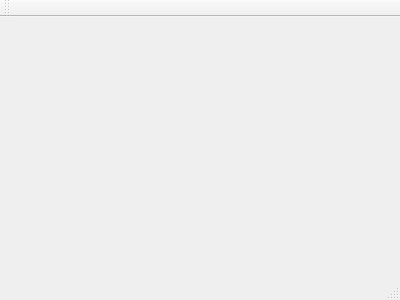
Before: the Qt Designer form mainwindow.ui in dnpalex/best_ora_ide, drawn with Qt 5.
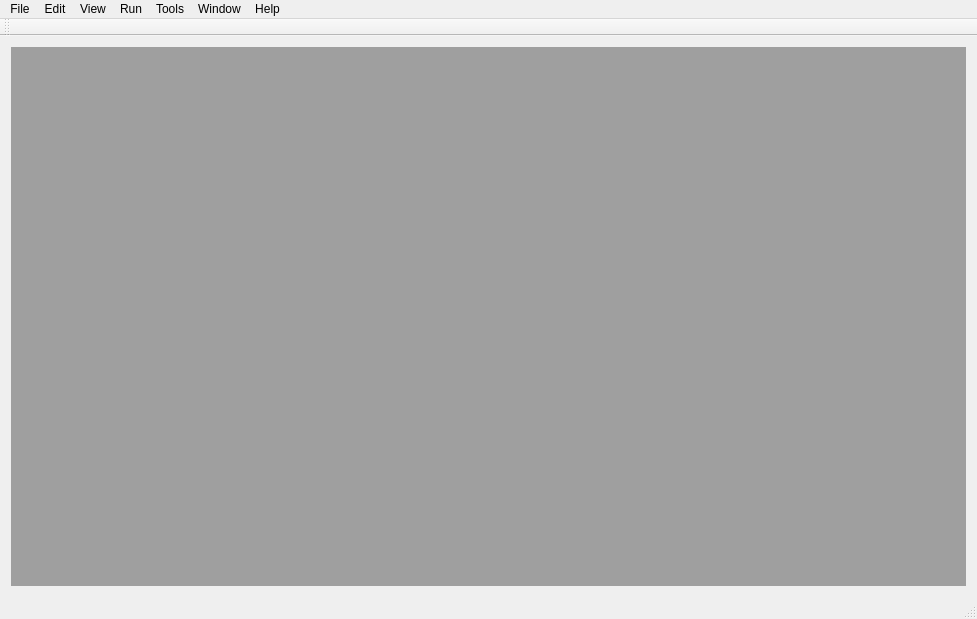
After: the same form once the commit is applied.

Patch:
```diff
--- a/mainwindow.ui
+++ b/mainwindow.ui
@@ -1,24 +1,97 @@
 <ui version="4.0">
  <class>MainWindow</class>
- <widget class="QMainWindow" name="MainWindow" >
-  <property name="geometry" >
+ <widget class="QMainWindow" name="MainWindow">
+  <property name="geometry">
    <rect>
     <x>0</x>
     <y>0</y>
-    <width>400</width>
-    <height>300</height>
+    <width>977</width>
+    <height>619</height>
    </rect>
   </property>
   <property name="windowTitle" >
    <string>MainWindow</string>
   </property>
-  <widget class="QMenuBar" name="menuBar" />
-  <widget class="QToolBar" name="mainToolBar" />
-  <widget class="QWidget" name="centralWidget" />
-  <widget class="QStatusBar" name="statusBar" />
+  <widget class="QWidget" name="centralWidget">
+   <layout class="QHBoxLayout" name="horizontalLayout_2">
+    <item>
+     <layout class="QHBoxLayout" name="horizontalLayout">
+      <item>
+       <widget class="QMdiArea" name="mdiArea"/>
+      </item>
+     </layout>
+    </item>
+   </layout>
+  </widget>
+  <widget class="QMenuBar" name="menuBar">
+   <property name="geometry">
+    <rect>
+     <x>0</x>
+     <y>0</y>
+     <width>977</width>
+     <height>21</height>
+    </rect>
+   </property>
+   <widget class="QMenu" name="menufile">
+    <property name="title">
+     <string>File</string>
+    </property>
+   </widget>
+   <widget class="QMenu" name="menuEdit">
+    <property name="title">
+     <string>Edit</string>
+    </property>
+   </widget>
+   <widget class="QMenu" name="menuView">
+    <property name="title">
+     <string>View</string>
+    </property>
+    <addaction name="actionConnection_list"/>
+   </widget>
+   <widget class="QMenu" name="menuRun">
+    <property name="title">
+     <string>Run</string>
+    </property>
+   </widget>
+   <widget class="QMenu" name="menuTools">
+    <property name="title">
+     <string>Tools</string>
+    </property>
+   </widget>
+   <widget class="QMenu" name="menuWindow">
+    <property name="title">
+     <string>Window</string>
+    </property>
+   </widget>
+   <widget class="QMenu" name="menuHelp">
+    <property name="title">
+     <string>Help</string>
+    </property>
+   </widget>
+   <addaction name="menufile"/>
+   <addaction name="menuEdit"/>
+   <addaction name="menuView"/>
+   <addaction name="menuRun"/>
+   <addaction name="menuTools"/>
+   <addaction name="menuWindow"/>
+   <addaction name="menuHelp"/>
+  </widget>
+  <widget class="QToolBar" name="mainToolBar">
+   <attribute name="toolBarArea">
+    <enum>TopToolBarArea</enum>
+   </attribute>
+   <attribute name="toolBarBreak">
+    <bool>false</bool>
+   </attribute>
+  </widget>
+  <widget class="QStatusBar" name="statusBar"/>
+  <action name="actionConnection_list">
+   <property name="text">
+    <string>Connection list</string>
+   </property>
+  </action>
  </widget>
- <layoutDefault spacing="6" margin="11" />
- <pixmapfunction></pixmapfunction>
+ <layoutdefault spacing="6" margin="11"/>
  <resources/>
  <connections/>
 </ui>
```
Left out of the diff: 3 changed lines with no effect on the pictures.
